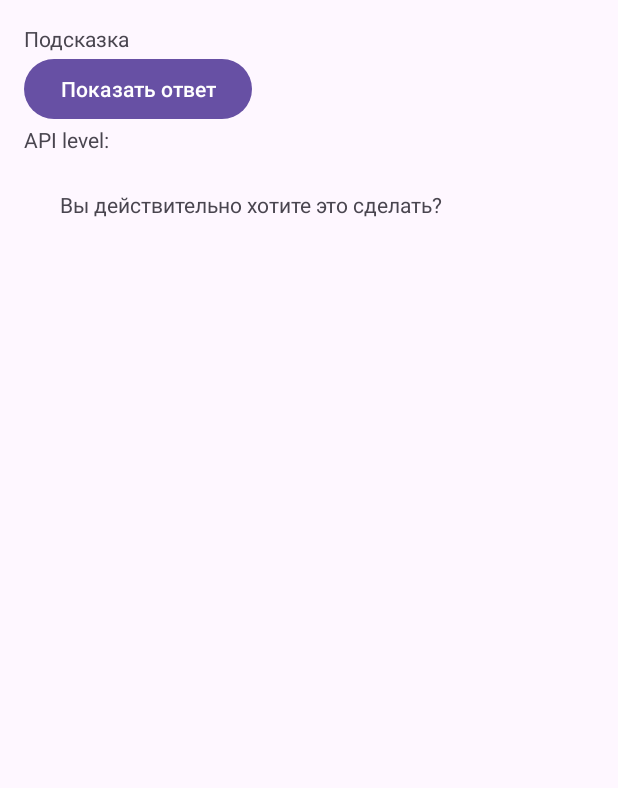
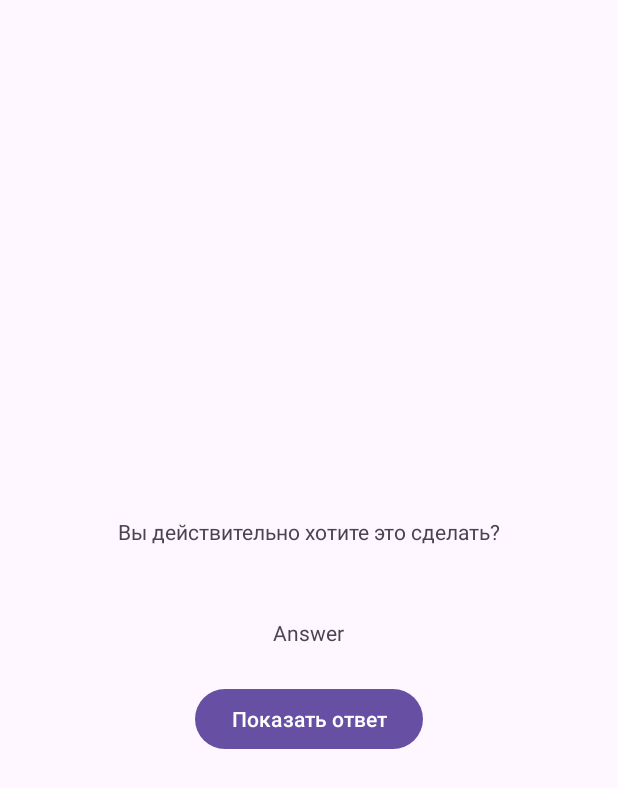
Before and after one commit to PumpkinFox13/GeoQuiz, an Android app: the layout activity_cheat.xml on its own in the app's theme, with its tools: preview values and no code run, on a phone screen of 412 x 824 dp. Shown: the top 788 px of the screen. Run offline under Robolectric (Android 15) with nearby library versions, the phone set to English and light mode, and no system bars.

Commit message:
rebuild othether version

```diff
--- a/app/src/main/res/layout/activity_cheat.xml
+++ b/app/src/main/res/layout/activity_cheat.xml
@@ -1,32 +1,26 @@
 <?xml version="1.0" encoding="utf-8"?>
-<LinearLayout xmlns:android="http://schemas.android.com/apk/res/android"
+<LinearLayout
+    xmlns:android="http://schemas.android.com/apk/res/android"
+    xmlns:tools="http://schemas.android.com/tools"
     android:layout_width="match_parent"
     android:layout_height="match_parent"
+    android:gravity="center"
     android:orientation="vertical"
-    android:padding="16dp">
-
+    tools:context="com.bignerdranch.android.geomain.CheatActivity">
+    <TextView
+        android:layout_width="wrap_content"
+        android:layout_height="wrap_content"
+        android:padding="24dp"
+        android:text="@string/warning_text"/>
     <TextView
         android:id="@+id/answer_text_view"
         android:layout_width="wrap_content"
         android:layout_height="wrap_content"
-        android:text="Подсказка" />
-
+        android:padding="24dp"
+        tools:text="Answer"/>
     <Button
         android:id="@+id/show_answer_button"
         android:layout_width="wrap_content"
         android:layout_height="wrap_content"
-        android:text="Показать ответ" />
-
-    <TextView
-        android:id="@+id/api_level_text_view"
-        android:layout_width="wrap_content"
-        android:layout_height="wrap_content"
-        android:text="API level: " />
-
-    <TextView
-        android:layout_width="wrap_content"
-        android:layout_height="wrap_content"
-        android:padding="24dp"
-        android:text="@string/warning_text" />
-
+        android:text="@string/show_answer_button"/>
 </LinearLayout>
```
